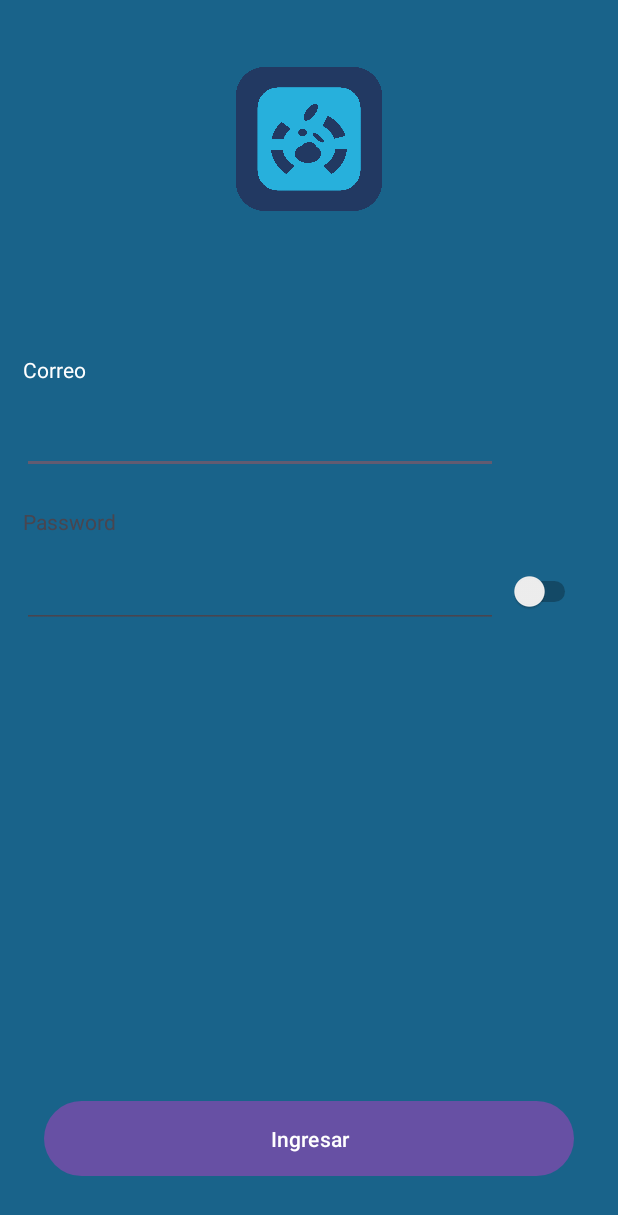
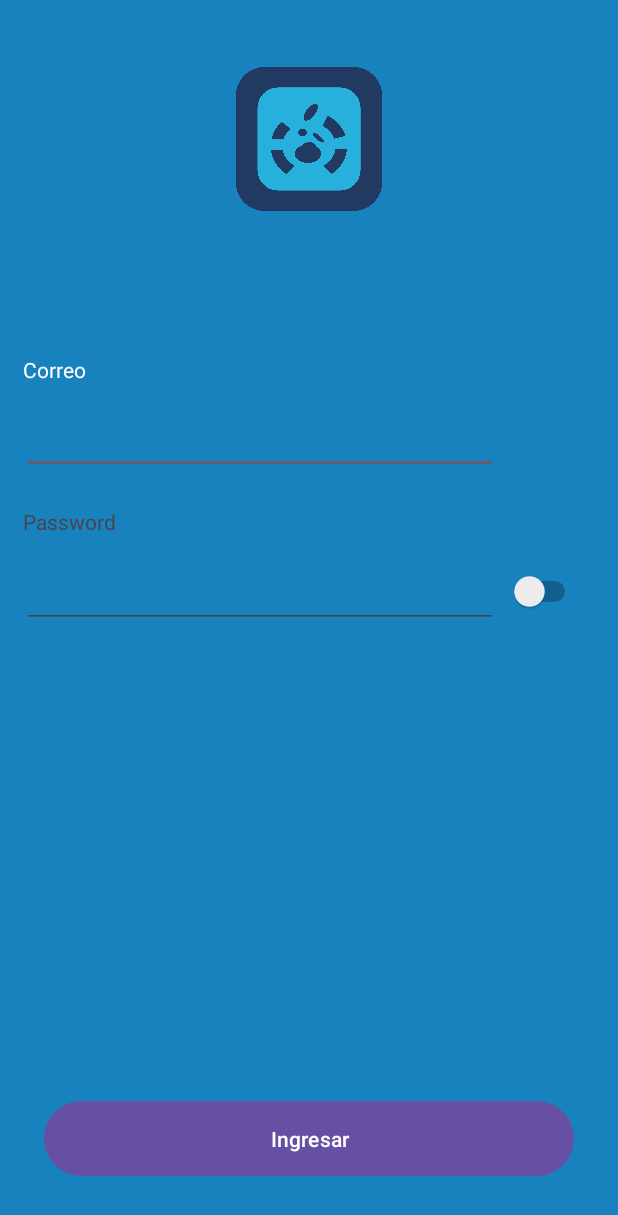
Before and after one commit to JDORTIZ-704/project_store_fruver, an Android app: the screen it shows after launch (LoginActivity), on a phone screen of 412 x 824 dp. Shown: the top 1215 px of the screen. Run offline under Robolectric (Android 15) with nearby library versions, the phone set to English and light mode, and no system bars.

Commit message:
Actualización general del background

```diff
--- a/app/src/main/res/values/colors.xml
+++ b/app/src/main/res/values/colors.xml
@@ -2,5 +2,5 @@
 <resources>
     <color name="black">#FF000000</color>
     <color name="white">#FFFFFFFF</color>
-    <color name="background_activities">#EB065780</color>
+    <color name="background_activities">#EB0579BA</color>
 </resources>
```
